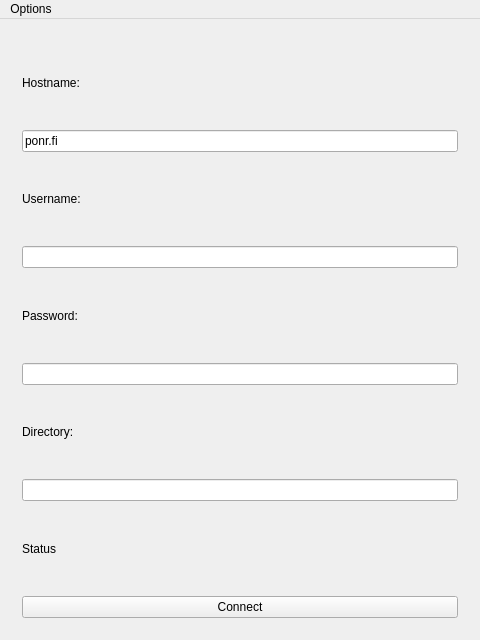
mikatammi/sshmusicplay, file sshmusicplay/mainwindow.ui: the form before one commit.
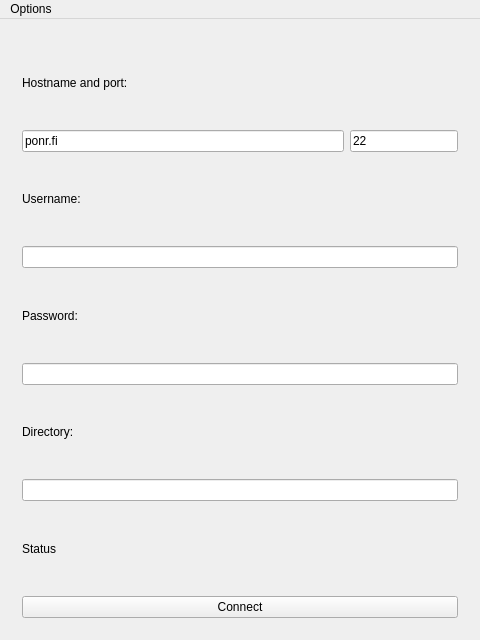
The form after the commit.

Commit message: MainWindow should now connect to host and display list of files in directory.

Diff of the .ui file:
```diff
--- a/sshmusicplay/mainwindow.ui
+++ b/sshmusicplay/mainwindow.ui
@@ -25,16 +25,39 @@
         <item>
          <widget class="QLabel" name="lblHost">
           <property name="text">
-           <string>Hostname:</string>
+           <string>Hostname and port:</string>
           </property>
          </widget>
         </item>
+        <item>
+         <layout class="QHBoxLayout" name="horizontalLayout">
         <item>
          <widget class="QLineEdit" name="txtHostname">
+            <property name="sizePolicy">
+             <sizepolicy hsizetype="MinimumExpanding" vsizetype="Fixed">
+              <horstretch>0</horstretch>
+              <verstretch>0</verstretch>
+             </sizepolicy>
+            </property>
           <property name="text">
            <string>ponr.fi</string>
           </property>
          </widget>
+          </item>
+          <item>
+           <widget class="QLineEdit" name="txtPort">
+            <property name="sizePolicy">
+             <sizepolicy hsizetype="Preferred" vsizetype="Fixed">
+              <horstretch>0</horstretch>
+              <verstretch>0</verstretch>
+             </sizepolicy>
+            </property>
+            <property name="text">
+             <string>22</string>
+            </property>
+           </widget>
+          </item>
+         </layout>
         </item>
         <item>
          <widget class="QLabel" name="lblUser">
```
Lines whose indentation alone changed are shown as unchanged. The commit also changes 2 other files.
